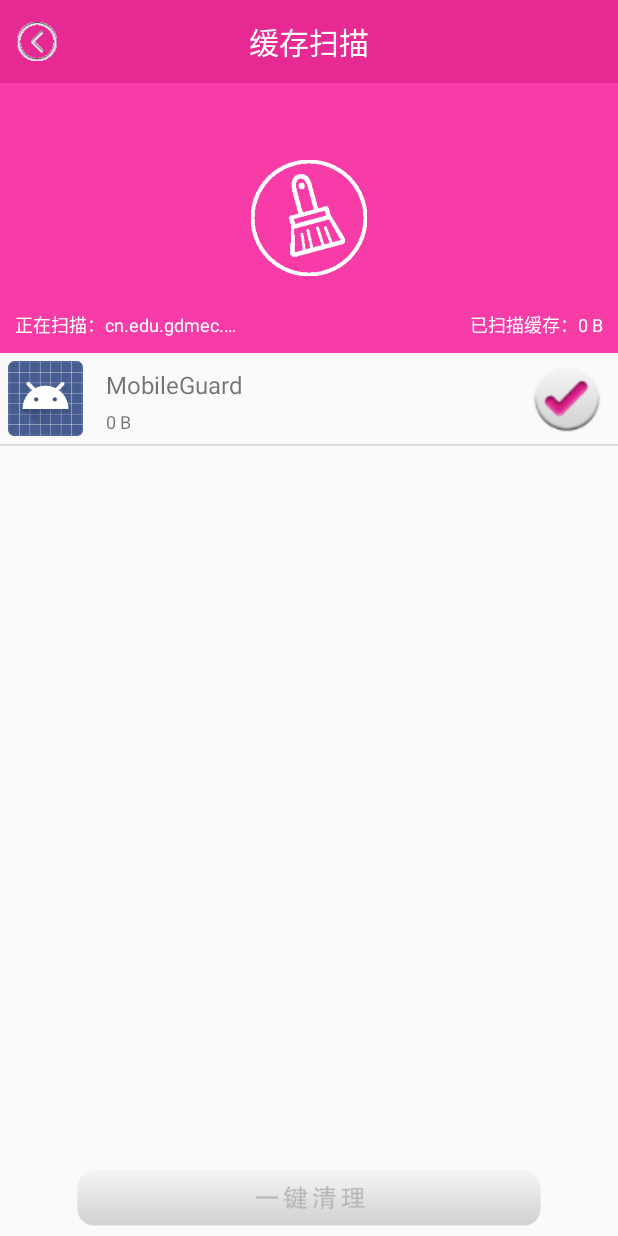
After one commit to dz6850/MobileGuard, an Android app: the CacheClearListActivity screen opened directly, with no data from a screen before it, on a phone screen of 412 x 824 dp. The commit adds this screen. Run offline under Robolectric (Android 15) with nearby library versions, the phone set to English and light mode, and no system bars.

```diff
--- a/app/src/main/AndroidManifest.xml
+++ b/app/src/main/AndroidManifest.xml
@@ -101,6 +101,8 @@
         <activity android:name=".m4appmanager.AppManagerActivity"></activity>
         <activity android:name=".m5virusscan.VirusScanActivity"></activity>
         <activity android:name=".m5virusscan.VirusScanSpeedActivity"></activity>
+        <activity android:name=".m6cleancache.CacheClearListActivity" />
+        <activity android:name=".m6cleancache.CleanCacheActivity"></activity>
 
     </application>
 
--- a/app/src/main/java/cn/edu/gdmec/android/mobileguard/m1home/HomeActivity.java
+++ b/app/src/main/java/cn/edu/gdmec/android/mobileguard/m1home/HomeActivity.java
@@ -23,6 +23,7 @@ import cn.edu.gdmec.android.mobileguard.m2theftguard.utils.MD5Utils;
 import cn.edu.gdmec.android.mobileguard.m3communicationguard.SecurityPhoneActivity;
 import cn.edu.gdmec.android.mobileguard.m4appmanager.AppManagerActivity;
 import cn.edu.gdmec.android.mobileguard.m5virusscan.VirusScanActivity;
+import cn.edu.gdmec.android.mobileguard.m6cleancache.CacheClearListActivity;
 
 public class HomeActivity extends AppCompatActivity {
     private GridView gv_home;
@@ -60,6 +61,9 @@ public class HomeActivity extends AppCompatActivity {
                         startActivity(AppManagerActivity.class);
                     case 3:
                         startActivity(VirusScanActivity.class);
+                        break;
+                    case 4:
+                        startActivity(CacheClearListActivity.class);
                         break;
                 }
             }
@@ -176,3 +180,4 @@ public class HomeActivity extends AppCompatActivity {
         return true;
     }
 }
+//1
--- /dev/null
+++ b/app/src/main/java/cn/edu/gdmec/android/mobileguard/m6cleancache/CacheClearListActivity.java
@@ -0,0 +1,190 @@
+package cn.edu.gdmec.android.mobileguard.m6cleancache;
+
+import android.content.Intent;
+import android.content.pm.IPackageStatsObserver;
+import android.content.pm.PackageInfo;
+import android.content.pm.PackageManager;
+import android.content.pm.PackageStats;
+import android.graphics.drawable.AnimationDrawable;
+import android.os.Bundle;
+import android.os.Handler;
+import android.os.Message;
+import android.os.RemoteException;
+import android.support.v7.app.AppCompatActivity;
+import android.text.format.Formatter;
+import android.view.View;
+import android.view.Window;
+import android.widget.Button;
+import android.widget.ImageView;
+import android.widget.ListView;
+import android.widget.TextView;
+import android.widget.Toast;
+
+import java.lang.reflect.Method;
+import java.util.ArrayList;
+import java.util.List;
+
+import cn.edu.gdmec.android.mobileguard.R;
+import cn.edu.gdmec.android.mobileguard.m6cleancache.adapter.CacheCleanAdapter;
+import cn.edu.gdmec.android.mobileguard.m6cleancache.entity.CacheInfo;
+
+public class CacheClearListActivity extends AppCompatActivity implements View.OnClickListener {
+    protected static final int SCANNING = 100;
+    protected static final int FINISH = 101;
+    private AnimationDrawable animation;
+
+    private TextView mRecomandTV;
+    private TextView mCanCleanTV;
+    private long cacheMemory;
+    private List<CacheInfo> cacheInfos = new ArrayList<CacheInfo>();
+    private List<CacheInfo> mCacheInfos = new ArrayList<CacheInfo>();
+    private PackageManager pm;
+    private CacheCleanAdapter adapter;
+    private ListView mCacheLV;
+    private Button mCacheBtn;
+    private Thread thread;
+    private Handler handler = new Handler(){
+        @Override
+        public void handleMessage(Message msg){
+            switch (msg.what){
+                case SCANNING:
+                    PackageInfo info = (PackageInfo) msg.obj;
+                    mRecomandTV.setText("正在扫描："+info.packageName);
+                    mCanCleanTV.setText("已扫描缓存："+
+                            Formatter.formatFileSize(CacheClearListActivity.this,cacheMemory));
+                    mCacheInfos.clear();
+                    mCacheInfos.addAll(cacheInfos);
+                    adapter.notifyDataSetChanged();
+                    mCacheLV.setSelection(mCacheInfos.size());
+                    break;
+                case FINISH:
+                    animation.stop();
+                    if (cacheMemory > 0){
+                        mCacheBtn.setEnabled(true);
+                    }else{
+                        mCacheBtn.setEnabled(false);
+                        Toast.makeText(CacheClearListActivity.this,
+                                "您的手机洁净如新",Toast.LENGTH_LONG).show();
+                    }
+                    break;
+            }
+        }
+    };
+
+    @Override
+    protected void onCreate(Bundle savedInstanceState) {
+        super.onCreate(savedInstanceState);
+        supportRequestWindowFeature(Window.FEATURE_NO_TITLE);
+        setContentView(R.layout.activity_cache_clear_list);
+        pm = getPackageManager();
+        initView();
+    }
+
+    private void initView() {
+        findViewById(R.id.rl_titlebar).setBackgroundColor(
+                getResources().getColor(R.color.rose_red));
+        ImageView mLeftImgv = (ImageView)findViewById(R.id.imgv_leftbtn);
+        mLeftImgv.setOnClickListener(this);
+        mLeftImgv.setImageResource(R.drawable.back);
+        ((TextView)findViewById(R.id.tv_title)).setText("缓存扫描");
+        mRecomandTV = (TextView) findViewById(R.id.tv_recommend_clean);
+        mCanCleanTV = (TextView)findViewById(R.id.tv_can_clean);
+        mCacheLV = (ListView)findViewById(R.id.lv_scancche);
+        mCacheBtn = (Button)findViewById(R.id.btn_cleanall);
+        mCacheBtn.setOnClickListener(this);
+        animation = (AnimationDrawable) findViewById(R.id.imgv_broom)
+                .getBackground();
+        animation.setOneShot(false);
+        animation.start();
+        adapter = new CacheCleanAdapter(this,mCacheInfos);
+        mCacheLV.setAdapter(adapter);
+        fillData();
+    }
+
+    private void fillData() {
+        thread = new Thread(){
+            public void run(){
+                cacheInfos.clear();
+                List<PackageInfo> infos = pm.getInstalledPackages(0);
+                for (PackageInfo info : infos){
+                    getCacheSize(info);
+                    try{
+                        Thread.sleep(50);
+                    }catch (InterruptedException e){
+                        e.printStackTrace();
+                    }
+                    Message msg = Message.obtain();
+                    msg.obj = info;
+                    msg.what = SCANNING;
+                    handler.sendMessage(msg);
+                }
+                Message msg = Message.obtain();
+                msg.what = FINISH;
+                handler.sendMessage(msg);
+            };
+        };
+        thread.start();
+    }
+
+    private void getCacheSize(PackageInfo info) {
+        try {
+            Method method = PackageManager.class.getDeclaredMethod(
+                    "getPackageSizeInfo",String.class,
+                    IPackageStatsObserver.class);
+            method.invoke(pm,info.packageName,new MyPackObserver(info));
+        }catch (Exception e){
+            e.printStackTrace();
+        }
+    }
+    private class MyPackObserver extends
+            android.content.pm.IPackageStatsObserver.Stub {
+       private PackageInfo info;
+        public MyPackObserver(PackageInfo info){
+            this.info = info;
+        }
+
+
+        @Override
+        public void onGetStatsCompleted(PackageStats pStats, boolean succeeded)
+                throws RemoteException {
+            long cachesize = pStats.cacheSize;
+            if (cachesize >= 0){
+                CacheInfo cacheInfo = new CacheInfo();
+                cacheInfo.cacheSize = cachesize;
+                cacheInfo.packagename = info.packageName;
+                cacheInfo.appName = info.applicationInfo.loadLabel(pm)
+                        .toString();
+                cacheInfo.appIcon = info.applicationInfo.loadIcon(pm);
+                cacheInfos.add(cacheInfo);
+                cacheMemory += cachesize;
+            }
+        }
+    }
+    @Override
+    public void onClick(View view) {
+        switch (view.getId()){
+            case R.id.imgv_leftbtn:
+                finish();
+                break;
+            case R.id.btn_cleanall:
+                if (cacheMemory >0){
+                    Intent intent = new Intent(this,CleanCacheActivity.class);
+                    intent.putExtra("cacheMemory",cacheMemory);
+                    startActivity(intent);
+                    finish();
+                }
+                break;
+        }
+    }
+
+    @Override
+    protected void onDestroy(){
+        super.onDestroy();
+        animation.stop();
+        if (thread != null){
+            thread.interrupt();
+        }
+    }
+
+
+}
--- /dev/null
+++ b/app/src/main/java/cn/edu/gdmec/android/mobileguard/m6cleancache/adapter/CacheCleanAdapter.java
@@ -0,0 +1,66 @@
+package cn.edu.gdmec.android.mobileguard.m6cleancache.adapter;
+
+import android.content.Context;
+import android.text.format.Formatter;
+import android.view.View;
+import android.view.ViewGroup;
+import android.widget.BaseAdapter;
+import android.widget.ImageView;
+import android.widget.TextView;
+
+import java.util.List;
+
+import cn.edu.gdmec.android.mobileguard.R;
+import cn.edu.gdmec.android.mobileguard.m6cleancache.entity.CacheInfo;
+
+
+public class CacheCleanAdapter extends BaseAdapter {
+    private Context context;
+    private List<CacheInfo>cacheInfos;
+
+    public CacheCleanAdapter(Context context,List<CacheInfo>cacheInfos){
+        super();
+        this.context = context;
+        this.cacheInfos = cacheInfos;
+    }
+    @Override
+    public int getCount() {
+        return cacheInfos.size();
+    }
+
+    @Override
+    public Object getItem(int i) {
+        return cacheInfos.get(i);
+    }
+
+    @Override
+    public long getItemId(int i) {
+        return i;
+    }
+
+    @Override
+    public View getView(int i, View view, ViewGroup viewGroup) {
+        ViewHolder holder = null;
+        if (view == null){
+            holder = new ViewHolder();
+            view = View.inflate(context, R.layout.item_cacheclean_list,null);
+            holder.mAppIconImgv = (ImageView) view.findViewById(R.id.imgv_appicon_cacheclean);
+            holder.mAppNameTV = (TextView) view.findViewById(R.id.tv_appname_cacheclean);
+            holder.mCacheSizeTV = (TextView) view.findViewById(R.id.tv_appsize_cacheclean);
+            view.setTag(holder);
+        }else{
+            holder = (ViewHolder) view.getTag();
+        }
+        CacheInfo cacheInfo = cacheInfos.get(i);
+        holder.mAppIconImgv.setImageDrawable(cacheInfo.appIcon);
+        holder.mAppNameTV.setText(cacheInfo.appName);
+        holder.mCacheSizeTV.setText(Formatter.formatFileSize(context,cacheInfo.cacheSize));
+        return view;
+    }
+
+    static class ViewHolder{
+        ImageView mAppIconImgv;
+        TextView mAppNameTV;
+        TextView mCacheSizeTV;
+    }
+}
--- /dev/null
+++ b/app/src/main/java/cn/edu/gdmec/android/mobileguard/m6cleancache/entity/CacheInfo.java
@@ -0,0 +1,15 @@
+package cn.edu.gdmec.android.mobileguard.m6cleancache.entity;
+
+import android.graphics.drawable.Drawable;
+
+
+public class CacheInfo {
+    //包名
+    public String packagename;
+    //缓存大小
+    public long cacheSize;
+   // 应用图标
+    public Drawable appIcon;
+   // 应用名称
+    public String appName;
+}
--- /dev/null
+++ b/app/src/main/res/layout/activity_cache_clear_list.xml
@@ -0,0 +1,64 @@
+<?xml version="1.0" encoding="utf-8"?>
+<LinearLayout xmlns:android="http://schemas.android.com/apk/res/android"
+    android:layout_width="match_parent"
+    android:layout_height="match_parent"
+    android:orientation="vertical">
+
+    <include layout="@layout/titlebar"/>
+
+    <RelativeLayout
+        android:layout_width="match_parent"
+        android:layout_height="180dp"
+        android:background="@color/light_rose_red">
+
+        <ImageView
+            android:id="@+id/imgv_broom"
+            android:layout_width="80dp"
+            android:layout_height="80dp"
+            android:layout_centerInParent="true"
+            android:background="@drawable/broom_animation"/>
+
+        <TextView
+            android:id="@+id/tv_recommend_clean"
+            style="@style/textview12sp"
+            android:layout_width="150dp"
+            android:layout_alignParentBottom="true"
+            android:layout_alignParentLeft="true"
+            android:layout_marginBottom="10dp"
+            android:layout_marginLeft="10dp"
+            android:maxLength="26"
+            android:singleLine="true"
+            android:textColor="@color/white"/>
+
+        <TextView
+            android:id="@+id/tv_can_clean"
+            style="@style/textview12sp"
+            android:layout_alignParentBottom="true"
+            android:layout_alignParentRight="true"
+            android:layout_marginBottom="10dp"
+            android:layout_marginRight="10dp"
+            android:maxLength="20"
+            android:textColor="@color/white"/>
+    </RelativeLayout>
+
+    <ListView
+        android:id="@+id/lv_scancche"
+        android:layout_width="match_parent"
+        android:layout_height="wrap_content"
+        android:layout_weight="10"/>
+
+    <LinearLayout
+        android:layout_width="match_parent"
+        android:layout_height="wrap_content"
+        android:layout_margin="5dp"
+        android:gravity="center">
+
+        <Button
+            android:id="@+id/btn_cleanall"
+            android:layout_width="312dp"
+            android:layout_height="40dp"
+            android:background="@drawable/cleancache_btn_selector"
+            android:enabled="false"/>
+
+    </LinearLayout>
+</LinearLayout>
--- /dev/null
+++ b/app/src/main/res/layout/item_cacheclean_list.xml
@@ -0,0 +1,37 @@
+<?xml version="1.0" encoding="utf-8"?>
+<RelativeLayout xmlns:android="http://schemas.android.com/apk/res/android"
+    android:layout_width="match_parent"
+    android:layout_height="wrap_content"
+    android:orientation="vertical">
+    <ImageView
+        android:id="@+id/imgv_appicon_cacheclean"
+        android:layout_width="50dp"
+        android:layout_height="50dp"
+        android:layout_centerVertical="true"
+        android:layout_alignParentLeft="true"
+        android:layout_margin="5dp"/>
+
+    <TextView
+        android:id="@+id/tv_appname_cacheclean"
+        style="@style/textview16sp"
+        android:layout_toRightOf="@+id/imgv_appicon_cacheclean"
+        android:layout_marginTop="10dp"
+        android:layout_marginLeft="10dp"
+        android:maxLength="24"/>
+
+    <TextView
+        android:id="@+id/tv_appsize_cacheclean"
+        style="@style/textview12sp"
+        android:layout_below="@+id/tv_appname_cacheclean"
+        android:layout_toRightOf="@+id/imgv_appicon_cacheclean"
+        android:layout_marginLeft="10dp"
+        android:layout_marginTop="5dp"/>
+
+    <ImageView
+        android:layout_width="wrap_content"
+        android:layout_height="wrap_content"
+        android:layout_alignParentRight="true"
+        android:layout_marginRight="10dp"
+        android:layout_centerVertical="true"
+        android:background="@drawable/cachescan_righticon"/>
+</RelativeLayout>
--- a/app/src/main/res/values/colors.xml
+++ b/app/src/main/res/values/colors.xml
@@ -16,4 +16,7 @@
     <color name="white">#ffffff</color>
     <color name="blue">#2684DC</color>
     <color name="light_blue">#1671CE</color>
+
+    <color name="light_rose_red">#f73ca7</color>
+    <color name="rose_red">#e72993</color>
 </resources>
```
Also changed, not shown: app/src/main/java/cn/edu/gdmec/android/mobileguard/m6cleancache/CleanCacheActivity.java (added, +160 -0 lines), app/src/main/res/layout/activity_clean_cache.xml (added, +109 -0 lines), app/src/main/aidl/android/content/pm/IPackageDataObserver.aidl (added), app/src/main/aidl/android/content/pm/IPackageStatsObserver.aidl (added), app/src/main/aidl/android/content/pm/PackageStats.aidl (added), app/src/main/res/drawable/edit_normal.png (added).
